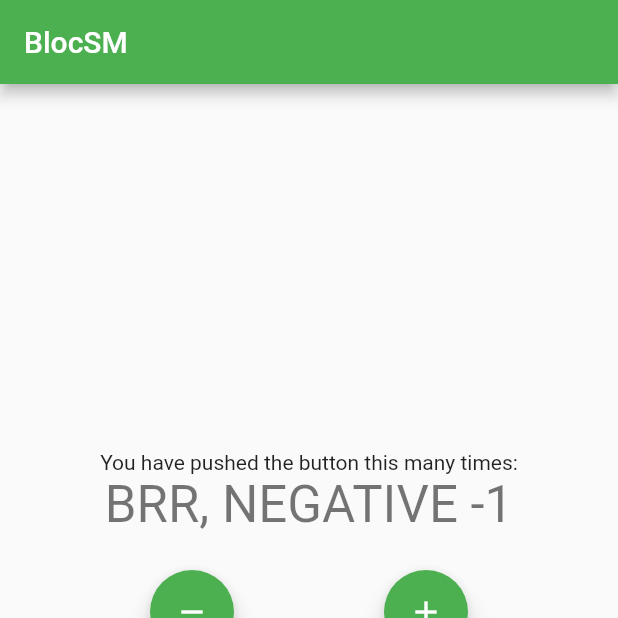
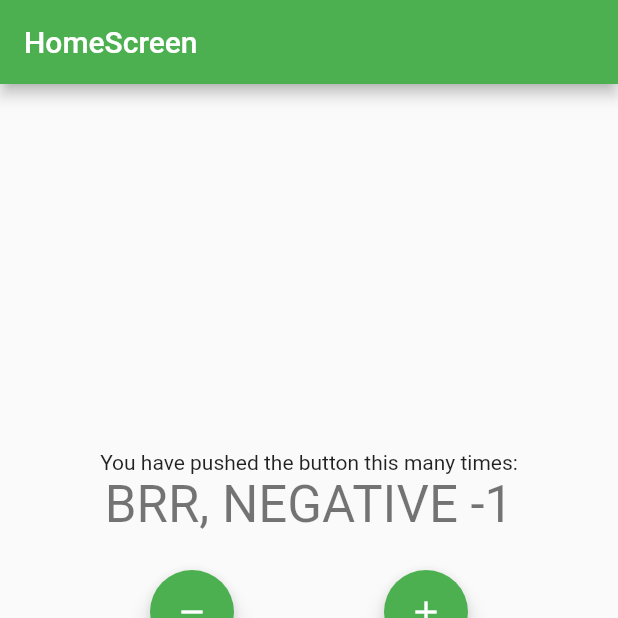
Before and after one commit to skyGwork/bloc_learning, a Flutter app: the screen it shows after launch, after a tap on the "remove" icon, on a phone screen of 412 x 824 dp, the top half of it. Run offline on Flutter 3.47's test engine with Material 2 defaults, Android fonts, the phone set to English and light mode, and no system bars; our stand-ins replace flutter_bloc.

```diff
--- a/lib/main.dart
+++ b/lib/main.dart
@@ -1,15 +1,22 @@
 import 'package:bloc_learning/bloc/cubit/counter_cubit.dart';
-import 'package:bloc_learning/bloc/cubit/counter_state.dart';
 import 'package:bloc_learning/presentation/screens/home_screen.dart';
+import 'package:bloc_learning/presentation/screens/second_screen.dart';
+import 'package:bloc_learning/presentation/screens/third_screen.dart';
 import 'package:flutter/material.dart';
 import 'package:flutter_bloc/flutter_bloc.dart';
 
 void main() {
-  runApp(const MyApp());
+  runApp(MyApp());
 }
 
-class MyApp extends StatelessWidget {
-  const MyApp({Key? key}) : super(key: key);
+class MyApp extends StatefulWidget {
+  @override
+  State<MyApp> createState() => _MyAppState();
+}
+
+class _MyAppState extends State<MyApp> {
+  // const MyApp({Key? key}) : super(key: key);
+  final CounterCubit _counterCubit = CounterCubit();
 
   @override
   Widget build(BuildContext context) {
@@ -19,13 +26,35 @@ class MyApp extends StatelessWidget {
       theme: ThemeData(
         primarySwatch: Colors.green,
       ),
-      home: BlocProvider<CounterCubit>(
-        create: (context) => CounterCubit(),
-        child: const HomeScreen(
-          title: 'BlocSM',
-          color: Colors.green,
-        ),
-      ),
+      routes: {
+        '/': ((context) => BlocProvider.value(
+              value: _counterCubit,
+              child: const HomeScreen(
+                title: 'HomeScreen',
+                color: Colors.green,
+              ),
+            )),
+        '/second': ((context) => BlocProvider.value(
+              value: _counterCubit,
+              child: const SecondScreen(
+                title: 'SecondScreen',
+                color: Colors.redAccent,
+              ),
+            )),
+        '/third': ((context) => BlocProvider.value(
+              value: _counterCubit,
+              child: const ThirdScreen(
+                title: 'Third Screen',
+                color: Colors.purple,
+              ),
+            )),
+      },
     );
   }
+
+  @override
+  void dispose() {
+    _counterCubit.close();
+    super.dispose();
+  }
 }
```
Also changed, not shown: lib/presentation/screens/home_screen.dart (+4 -20 lines), lib/presentation/screens/second_screen.dart (+1 -12 lines), lib/presentation/screens/third_screen.dart (+1 -12 lines), 1 other file.
